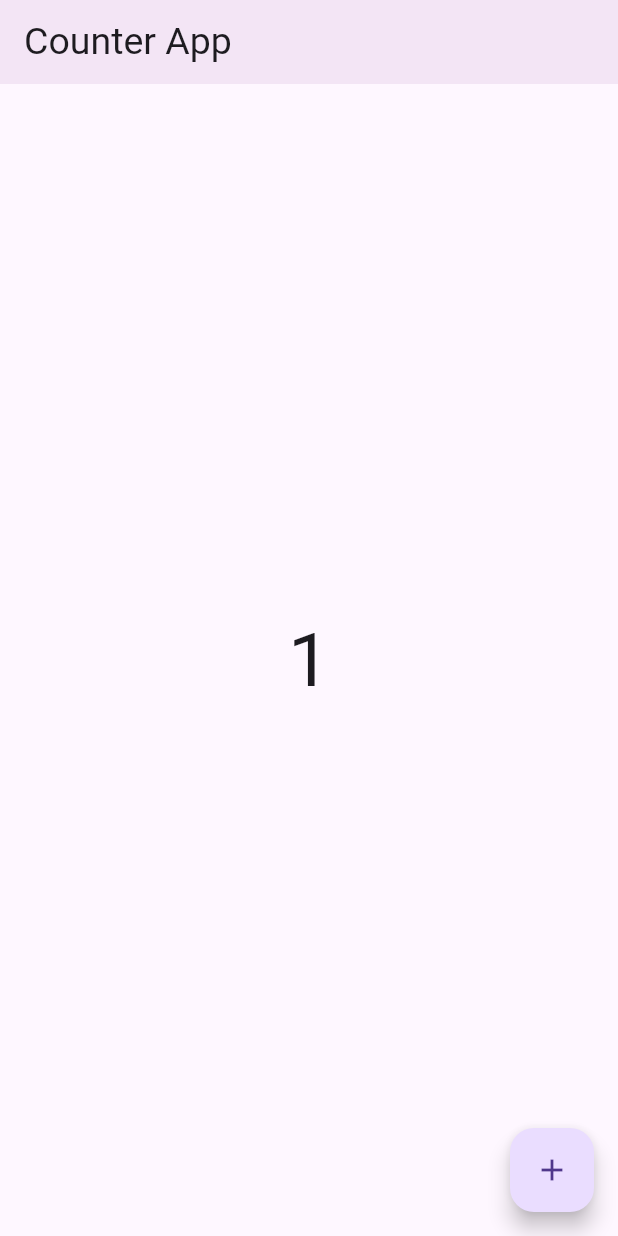
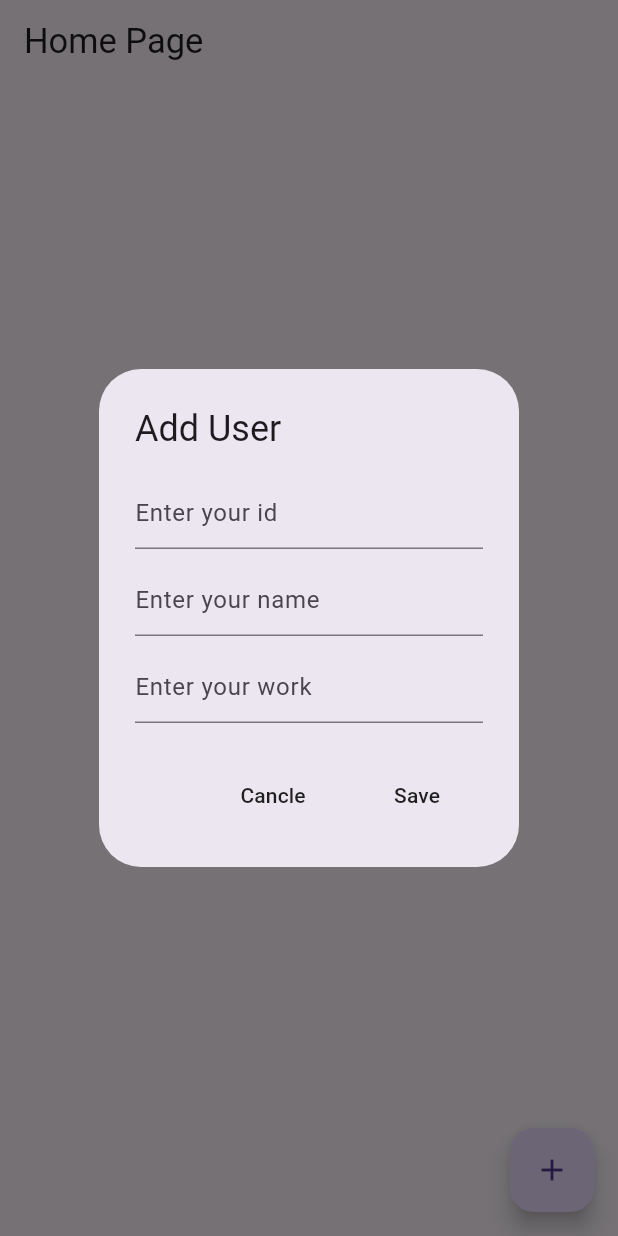
Before and after one commit to YashuPatel1724/adv_flutter_getx, a Flutter app: the screen it shows after launch, after a tap on the "add" icon, on a phone screen of 412 x 824 dp. Run offline on Flutter 3.47's test engine with Material 3 defaults, Android fonts, the phone set to English and light mode, and no system bars; our stand-ins replace get.

Commit message:
har har mahadev!

```diff
--- a/lib/main.dart
+++ b/lib/main.dart
@@ -1,5 +1,6 @@
 import 'package:flutter/material.dart';
 import 'package:get/get.dart';
+import 'package:getx/userList/view/screen/user_screen.dart';
 import 'package:getx/view/screen/counter_page.dart';
 
 void main()
@@ -15,7 +16,7 @@ class MyApp extends StatelessWidget {
     return GetMaterialApp(
       debugShowCheckedModeBanner: false,
       getPages: [
-        GetPage(name: '/', page: () => CounterPage(),)
+        GetPage(name: '/', page: () => UserScreen(),)
       ],
     );
   }
--- /dev/null
+++ b/lib/userList/controller/user_controller.dart
@@ -0,0 +1,36 @@
+import 'package:flutter/material.dart';
+import 'package:get/get.dart';
+
+import '../modal/user_modal.dart';
+
+class UserController extends GetxController
+{
+  RxList<UserModal> userList = <UserModal>[].obs;
+  TextEditingController txtid = TextEditingController();
+  TextEditingController txtname = TextEditingController();
+  TextEditingController txtwork = TextEditingController();
+
+  void addData(UserModal user)
+  {
+    userList.add(user);
+  }
+  void updateData(int index)
+  {
+    txtid=TextEditingController(text: userList[index].id.toString());
+    txtname=TextEditingController(text: userList[index].name.toString());
+    txtwork=TextEditingController(text: userList[index].work.toString());
+  }
+
+  void saveData(int index)
+  {
+    userList[index].id = int.parse(txtid.text);
+    userList[index].name = txtname.text;
+    userList[index].work = txtwork.text;
+    userList.refresh();
+  }
+
+  void deleteData(int index)
+  {
+    userList.removeAt(index);
+  }
+}
--- /dev/null
+++ b/lib/userList/modal/user_modal.dart
@@ -0,0 +1,12 @@
+class UserModal
+{
+  late int id;
+  late String name,work;
+
+  UserModal(this.id,this.name,this.work);
+
+  factory UserModal.fromMap(Map m1)
+  {
+    return UserModal(m1['id'], m1['name'], m1['work']);
+  }
+}
--- /dev/null
+++ b/lib/userList/utils/global.dart
@@ -0,0 +1,5 @@
+import 'package:flutter/material.dart';
+import 'package:get/get.dart';
+import 'package:getx/userList/controller/user_controller.dart';
+
+UserController userController = Get.put(UserController());
--- /dev/null
+++ b/lib/userList/view/screen/user_screen.dart
@@ -0,0 +1,154 @@
+import 'package:flutter/material.dart';
+import 'package:get/get.dart';
+import 'package:getx/userList/modal/user_modal.dart';
+import 'package:getx/userList/utils/global.dart';
+
+class UserScreen extends StatelessWidget {
+  const UserScreen({super.key});
+
+  @override
+  Widget build(BuildContext context) {
+    return Scaffold(
+      appBar: AppBar(
+        title: Text(
+          'Home Page',
+          style: TextStyle(fontSize: 23),
+        ),
+      ),
+      body: Obx(
+        () => ListView.builder(
+          itemBuilder: (context, index) => Card(
+            child: ListTile(
+              title: Text(
+                '${userController.userList[index].name}',
+                style: TextStyle(fontSize: 20),
+              ),
+              subtitle: Text('${userController.userList[index].work}'),
+              leading: Text(
+                '${userController.userList[index].id}',
+                style: TextStyle(fontSize: 20),
+              ),
+              trailing: Row(
+                mainAxisSize: MainAxisSize.min,
+                children: [
+                  IconButton(
+                      onPressed: () {
+                        userController.updateData(index);
+                        showDialog(
+                          context: context,
+                          builder: (context) => AlertDialog(
+                            title: Text('Update User'),
+                            content: Column(
+                              mainAxisSize: MainAxisSize.min,
+                              children: [
+                                TextField(
+                                  controller: userController.txtid,
+                                  decoration: InputDecoration(
+                                      hintText: 'Enter your id'),
+                                ),
+                                SizedBox(
+                                  height: 10,
+                                ),
+                                TextField(
+                                  controller: userController.txtname,
+                                  decoration: InputDecoration(
+                                      hintText: 'Enter your name'),
+                                ),
+                                SizedBox(
+                                  height: 10,
+                                ),
+                                TextField(
+                                  controller: userController.txtwork,
+                                  decoration: InputDecoration(
+                                      hintText: 'Enter your work'),
+                                ),
+                              ],
+                            ),
+                            actions: [
+                              MaterialButton(
+                                onPressed: () {
+                                  Navigator.pop(context);
+                                },
+                                child: Text('Cancle'),
+                              ),
+                              MaterialButton(
+                                onPressed: () {
+                                  Navigator.pop(context);
+                                  userController.saveData(index);
+                                },
+                                child: Text('Save'),
+                              )
+                            ],
+                          ),
+                        );
+
+                      },
+                      icon: Icon(Icons.edit)),
+                  IconButton(
+                      onPressed: () {
+                        userController.deleteData(index);
+                      },
+                      icon: Icon(Icons.delete)),
+                ],
+              ),
+            ),
+          ),
+          itemCount: userController.userList.length,
+        ),
+      ),
+      floatingActionButton: FloatingActionButton(
+        onPressed: () {
+          showDialog(
+            context: context,
+            builder: (context) => AlertDialog(
+              title: Text('Add User'),
+              content: Column(
+                mainAxisSize: MainAxisSize.min,
+                children: [
+                  TextField(
+                    controller: userController.txtid,
+                    decoration: InputDecoration(hintText: 'Enter your id'),
+                  ),
+                  SizedBox(
+                    height: 10,
+                  ),
+                  TextField(
+                    controller: userController.txtname,
+                    decoration: InputDecoration(hintText: 'Enter your name'),
+                  ),
+                  SizedBox(
+                    height: 10,
+                  ),
+                  TextField(
+                    controller: userController.txtwork,
+                    decoration: InputDecoration(hintText: 'Enter your work'),
+                  ),
+                ],
+              ),
+              actions: [
+                MaterialButton(
+                  onPressed: () {
+                    Navigator.pop(context);
+                  },
+                  child: Text('Cancle'),
+                ),
+                MaterialButton(
+                  onPressed: () {
+                    Navigator.pop(context);
+                    UserModal user = UserModal(
+                        int.parse(userController.txtid.text),
+                        userController.txtname.text,
+                        userController.txtwork.text);
+                    userController.addData(user);
+                  },
+                  child: Text('Save'),
+                )
+              ],
+            ),
+          );
+        },
+        child: Icon(Icons.add),
+      ),
+    );
+  }
+}
```
